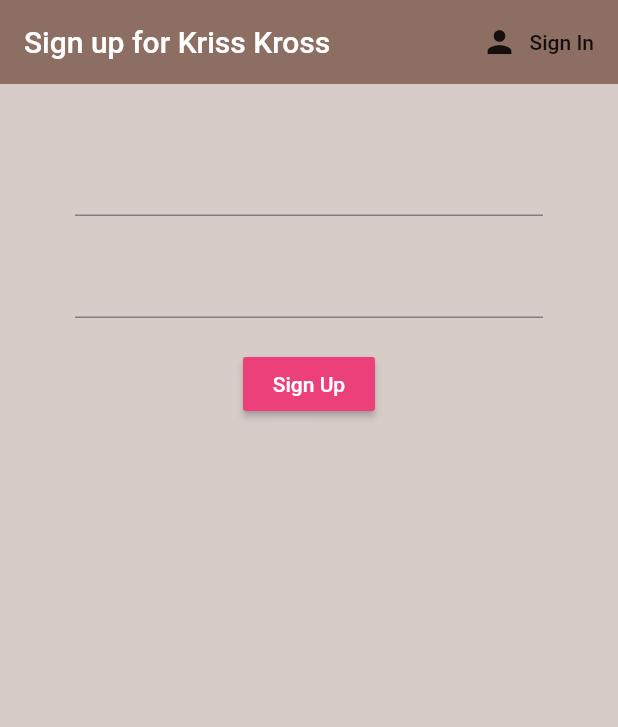
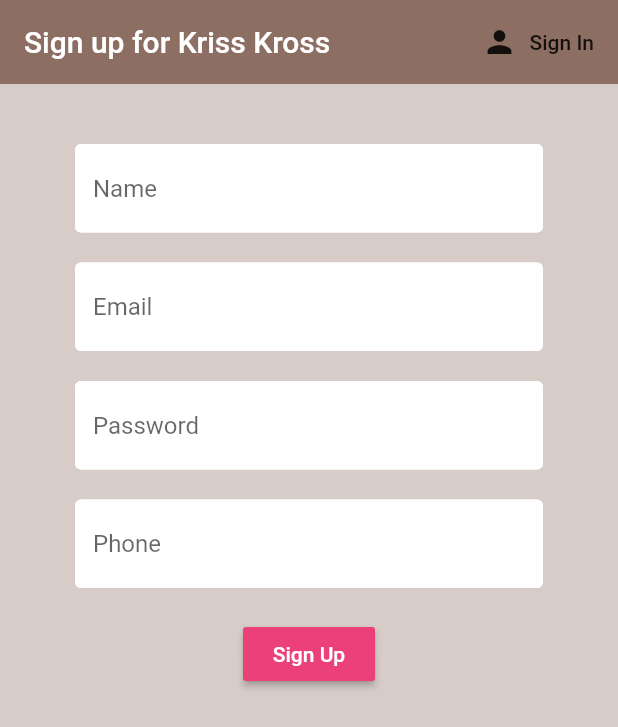
Before and after one commit to evanrex/kriss_kross_vs, a Flutter app: the screen it shows after launch, after a tap on "Sign In", after a tap on "Sign up", on a phone screen of 412 x 824 dp. Shown: the top 727 px of the screen. Run offline on Flutter 3.47's test engine with Material 2 defaults, Android fonts, the phone set to English and light mode, and no system bars; our stand-ins replace cloud_firestore, firebase_auth, flutter_spinkit; accounts and stored records are empty.

Commit message:
incorporated firestore database into app + added graphics

```diff
--- /dev/null
+++ b/lib/models/location.dart
@@ -0,0 +1,8 @@
+import 'package:cloud_firestore/cloud_firestore.dart';
+
+class Location {
+  final String name;
+  final GeoPoint geoPoint;
+
+  Location({this.name, this.geoPoint});
+}
--- a/lib/screens/authenticate/register.dart
+++ b/lib/screens/authenticate/register.dart
@@ -1,5 +1,7 @@
 import 'package:flutter/material.dart';
 import 'package:kriss_kross_vs/services/auth.dart';
+import 'package:kriss_kross_vs/shared/constants.dart';
+import 'package:kriss_kross_vs/shared/loading.dart';
 
 class Register extends StatefulWidget {
   final Function toggleView;
@@ -13,14 +15,20 @@ class Register extends StatefulWidget {
 class _RegisterState extends State<Register> {
   final AuthService _auth = AuthService();
   final _formKey = GlobalKey<FormState>();
+  bool loading = false;
+
   //text field state
   String email = '';
   String password = '';
+  String name = '';
+  String phone = '';
   String error = '';
 
   @override
   Widget build(BuildContext context) {
-    return Scaffold(
+    return loading
+        ? Loading()
+        : Scaffold(
             backgroundColor: Colors.brown[100],
             appBar: AppBar(
               backgroundColor: Colors.brown[400],
@@ -44,12 +52,26 @@ class _RegisterState extends State<Register> {
                   children: <Widget>[
                     SizedBox(height: 20.0),
                     TextFormField(
-                  validator: (val) => val.isEmpty ? 'Enter an email' : null,
+                        decoration:
+                            testInputDecoration.copyWith(hintText: 'Name'),
+                        validator: (val) =>
+                            val.isEmpty ? 'Enter your name' : null,
+                        onChanged: (val) {
+                          setState(() => name = val);
+                        }),
+                    SizedBox(height: 20.0),
+                    TextFormField(
+                        decoration:
+                            testInputDecoration.copyWith(hintText: 'Email'),
+                        validator: (val) =>
+                            val.isEmpty ? 'Enter an email' : null,
                         onChanged: (val) {
                           setState(() => email = val);
                         }),
                     SizedBox(height: 20.0),
                     TextFormField(
+                        decoration:
+                            testInputDecoration.copyWith(hintText: 'Password'),
                         obscureText: true,
                         validator: (val) => val.length < 6
                             ? 'Enter a password 6+ characters long'
@@ -58,15 +80,31 @@ class _RegisterState extends State<Register> {
                           setState(() => password = val);
                         }),
                     SizedBox(height: 20.0),
+                    TextFormField(
+                        decoration:
+                            testInputDecoration.copyWith(hintText: 'Phone'),
+                        validator: (val) =>
+                            val.isEmpty ? 'Enter your phone number' : null,
+                        onChanged: (val) {
+                          setState(() => phone = val);
+                        }),
+                    SizedBox(height: 20.0),
                     RaisedButton(
                         color: Colors.pink[400],
-                  child: Text('Sign Up', style: TextStyle(color: Colors.white)),
+                        child: Text('Sign Up',
+                            style: TextStyle(color: Colors.white)),
                         onPressed: () async {
                           if (_formKey.currentState.validate()) {
-                      dynamic result = await _auth.registerWithEmailAndPassword(
-                          email, password);
+                            setState(() => loading = true);
+
+                            dynamic result =
+                                await _auth.registerWithEmailAndPassword(
+                                    email, password, name, phone);
                             if (result == null) {
-                        setState(() => error = 'Please supply a valid email');
+                              setState(() {
+                                loading = false;
+                                error = 'Invalid email or password';
+                              });
                             }
                           }
                         }),
--- a/lib/screens/authenticate/sign_in.dart
+++ b/lib/screens/authenticate/sign_in.dart
@@ -1,5 +1,7 @@
 import 'package:flutter/material.dart';
 import 'package:kriss_kross_vs/services/auth.dart';
+import 'package:kriss_kross_vs/shared/constants.dart';
+import 'package:kriss_kross_vs/shared/loading.dart';
 
 class SignIn extends StatefulWidget {
   final Function toggleView;
@@ -12,6 +14,7 @@ class SignIn extends StatefulWidget {
 class _SignInState extends State<SignIn> {
   final AuthService _auth = AuthService();
   final _formKey = GlobalKey<FormState>();
+  bool loading = false;
 
   //text field state
   String email = '';
@@ -20,7 +23,9 @@ class _SignInState extends State<SignIn> {
 
   @override
   Widget build(BuildContext context) {
-    return Scaffold(
+    return loading
+        ? Loading()
+        : Scaffold(
             backgroundColor: Colors.brown[100],
             appBar: AppBar(
               backgroundColor: Colors.brown[400],
@@ -44,28 +49,39 @@ class _SignInState extends State<SignIn> {
                   children: <Widget>[
                     SizedBox(height: 20.0),
                     TextFormField(
-                  validator: (val) => val.isEmpty ? 'Enter an email' : null,
+                        decoration:
+                            testInputDecoration.copyWith(hintText: 'Email'),
+                        validator: (val) =>
+                            val.isEmpty ? 'Enter an email' : null,
                         onChanged: (val) {
                           setState(() => email = val);
                         }),
                     SizedBox(height: 20.0),
                     TextFormField(
+                        decoration:
+                            testInputDecoration.copyWith(hintText: 'Password'),
                         obscureText: true,
-                  validator: (val) => val.isEmpty ? 'Enter a password' : null,
+                        validator: (val) =>
+                            val.isEmpty ? 'Enter a password' : null,
                         onChanged: (val) {
                           setState(() => password = val);
                         }),
                     SizedBox(height: 20.0),
                     RaisedButton(
                         color: Colors.pink[400],
-                  child: Text('Sign In', style: TextStyle(color: Colors.white)),
+                        child: Text('Sign In',
+                            style: TextStyle(color: Colors.white)),
                         onPressed: () async {
                           if (_formKey.currentState.validate()) {
-                      dynamic result = await _auth.signInWithEmailAndPassword(
-                          email, password);
+                            setState(() => loading = true);
+                            dynamic result = await _auth
+                                .signInWithEmailAndPassword(email, password);
                             print('valid');
                             if (result == null) {
-                        setState(() => error = 'Invalid email or password');
+                              setState(() {
+                                loading = false;
+                                error = 'Invalid email or password';
+                              });
                             }
                           }
                         }),
--- a/lib/services/auth.dart
+++ b/lib/services/auth.dart
@@ -1,5 +1,6 @@
 import 'package:firebase_auth/firebase_auth.dart';
 import 'package:kriss_kross_vs/models/user.dart';
+import 'package:kriss_kross_vs/services/database.dart';
 
 class AuthService {
   final FirebaseAuth _auth = FirebaseAuth.instance;
@@ -44,11 +45,16 @@ class AuthService {
 
   //register w email and pw
 
-  Future registerWithEmailAndPassword(String email, String password) async {
+  Future registerWithEmailAndPassword(
+      String email, String password, String name, String phone) async {
     try {
       AuthResult result = await _auth.createUserWithEmailAndPassword(
           email: email, password: password);
       FirebaseUser user = result.user;
+
+      //create a new document for user with uid
+      await DatabaseService(uid: user.uid).updateUserData(name, phone, email);
+
       return _userFromFirebaseUser(user);
     } catch (e) {
       print(e.toString());
--- /dev/null
+++ b/lib/services/database.dart
@@ -0,0 +1,41 @@
+import 'package:cloud_firestore/cloud_firestore.dart';
+import 'package:kriss_kross_vs/models/location.dart';
+
+class DatabaseService {
+  //collection reference
+
+  final String uid;
+  DatabaseService({this.uid});
+
+  final CollectionReference usersCollection =
+      Firestore.instance.collection('users');
+
+  final CollectionReference locationsCollection =
+      Firestore.instance.collection('locations');
+
+  Future updateUserData(String name, String phone, String email) async {
+    return await usersCollection.document(uid).setData({
+      'name': name,
+      'phone': phone,
+      'email': email,
+    });
+  }
+
+  //locations list from snapshot
+  List<Location> _locationListFromSnapshot(QuerySnapshot snapshot) {
+    return snapshot.documents.map((doc) {
+      return Location(
+        name: doc.data['Name'] ?? '',
+        geoPoint: doc.data['GeoPoint'] ?? null,
+      );
+    }).toList();
+  }
+
+  Stream<List<Location>> get locations {
+    return locationsCollection.snapshots().map(_locationListFromSnapshot);
+  }
+
+  Stream<QuerySnapshot> get users {
+    return usersCollection.snapshots();
+  }
+}
--- /dev/null
+++ b/lib/shared/constants.dart
@@ -0,0 +1,10 @@
+import 'package:flutter/material.dart';
+
+const testInputDecoration = InputDecoration(
+  fillColor: Colors.white,
+  filled: true,
+  enabledBorder: OutlineInputBorder(
+      borderSide: BorderSide(color: Colors.white, width: 2.0)),
+  focusedBorder: OutlineInputBorder(
+      borderSide: BorderSide(color: Colors.pink, width: 2.0)),
+);
--- a/pubspec.yaml
+++ b/pubspec.yaml
@@ -31,6 +31,8 @@ dependencies:
   firebase_auth: ^0.14.0+5
   cloud_firestore: ^0.12.9+4
   provider: ^3.1.0
+  flutter_spinkit: "^4.1.2"
+
 
 dev_dependencies:
   flutter_test:
```
Also changed, not shown: lib/screens/home/home.dart (+31 -3 lines), lib/screens/home/location_list.dart (added, +28 -0 lines), lib/screens/home/location_tile.dart (added, +32 -0 lines), lib/screens/home/profile_form.dart (added, +61 -0 lines), lib/shared/loading.dart (added, +17 -0 lines), pubspec.lock. Lines whose indentation alone changed are shown as unchanged.
